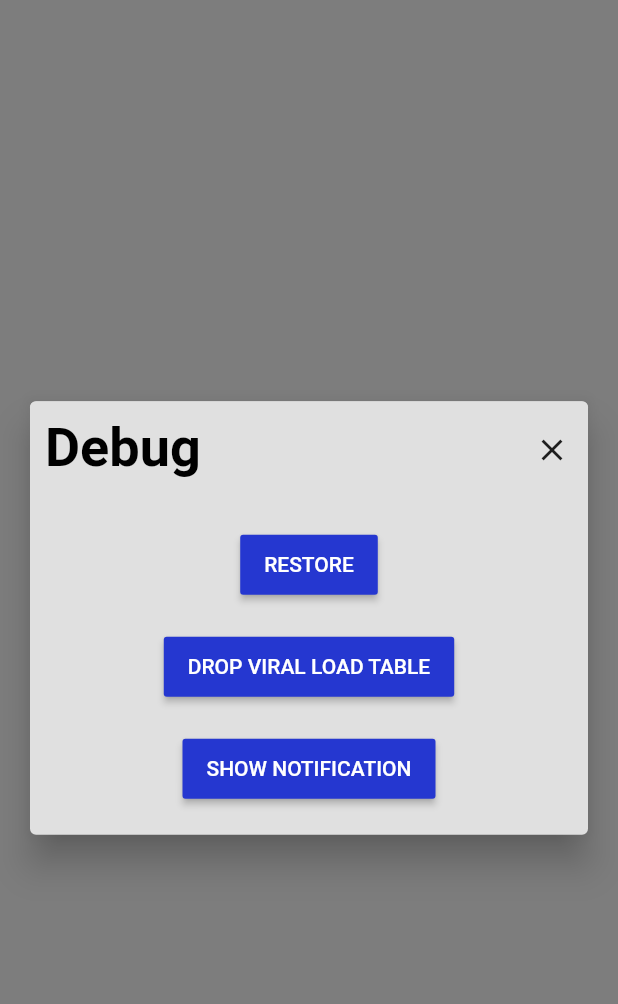
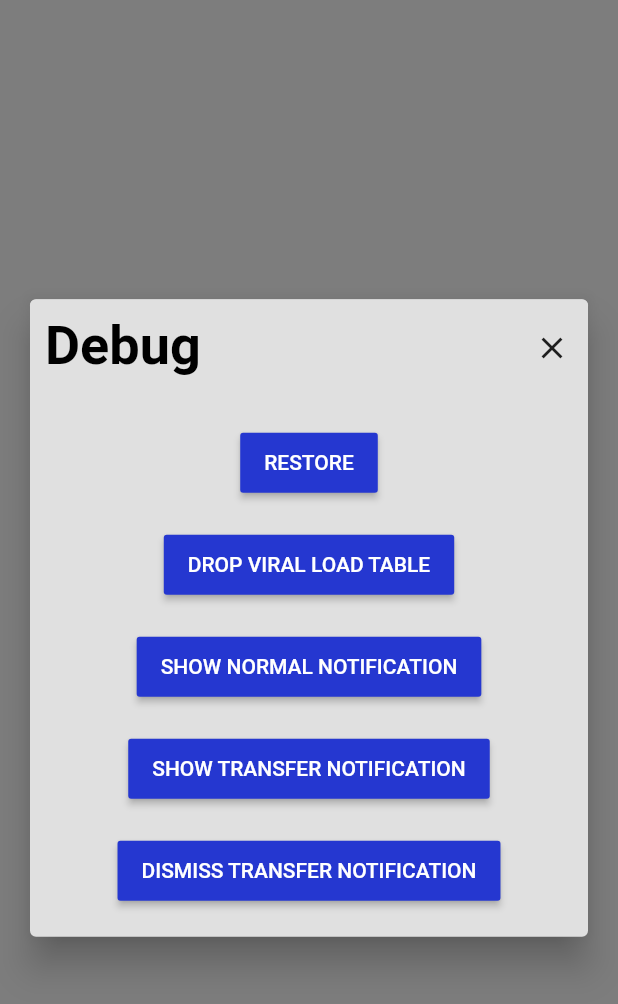
Before and after one commit to chrisly-bear/PEBRApp, a Flutter app: the DebugScreen widget shown alone on an empty page, opened directly, on a phone screen of 412 x 824 dp. Shown: the top 1004 px of the screen. Run offline on Flutter 3.47's test engine with Material 2 defaults, Android fonts, the phone set to English and light mode, and no system bars; our stand-ins replace flushbar, shared_preferences, sqflite; missing offline and left inert: password, spreadsheet_decoder; accounts and stored records are empty.

Commit message:
Added dismiss transferring flushbar functionality. However, it doesn't work well if there are several calls to show a transferring flushbar. It might be easier to just write a custom component using overlays (see https://www.didierboelens.com/2018/06/how-to-create-a-toast-or-notifications-notion-of-overlay/) and setState to change the content to 'done' before dismissing it.

```diff
--- a/lib/screens/DebugScreen.dart
+++ b/lib/screens/DebugScreen.dart
@@ -69,11 +69,27 @@ class _DebugScreenState extends State<DebugScreen> {
             },
           ),
           SizedBox(height: _spacing),
-          PEBRAButtonRaised('Show Notification',
+          PEBRAButtonRaised('Show Normal Notification',
+            onPressed: _isLoading
+                ? null
+                : () {
+              showFlushbar('test notification');
+            },
+          ),
+          SizedBox(height: _spacing),
+          PEBRAButtonRaised('Show Transfer Notification',
             onPressed: _isLoading
                 ? null
                 : () {
               showTransferringDataFlushbar();
+            },
+          ),
+          SizedBox(height: _spacing),
+          PEBRAButtonRaised('Dismiss Transfer Notification',
+            onPressed: _isLoading
+                ? null
+                : () {
+              dismissTransferringDataFlushbar();
             },
           ),
           SizedBox(height: _spacing),
```
Also changed, not shown: lib/utils/Utils.dart (+65 -9 lines).
